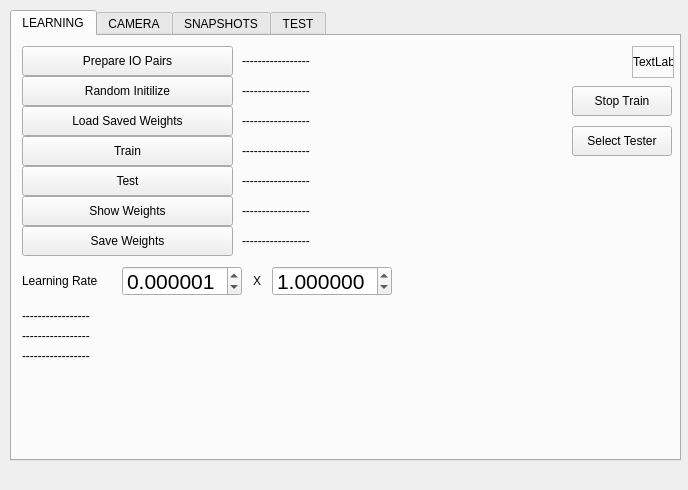
ahmetcihan/hand_recognition, file mainwindow.ui: the form before one commit.
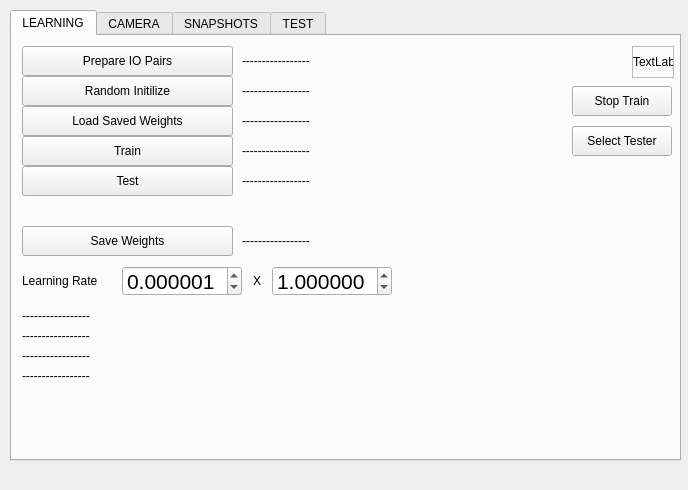
The form after the commit.

What changed in the file:
```diff
--- a/mainwindow.ui
+++ b/mainwindow.ui
@@ -121,32 +121,6 @@
        <string>-----------------</string>
       </property>
      </widget>
-     <widget class="QLabel" name="label_76800_1024_1024_6_show_weights">
-      <property name="geometry">
-       <rect>
-        <x>230</x>
-        <y>160</y>
-        <width>200</width>
-        <height>30</height>
-       </rect>
-      </property>
-      <property name="text">
-       <string>-----------------</string>
-      </property>
-     </widget>
-     <widget class="QPushButton" name="pushButton_76800_1024_1024_6_show_weights">
-      <property name="geometry">
-       <rect>
-        <x>10</x>
-        <y>160</y>
-        <width>211</width>
-        <height>30</height>
-       </rect>
-      </property>
-      <property name="text">
-       <string>Show Weights</string>
-      </property>
-     </widget>
      <widget class="QLabel" name="label_hand_two_2">
       <property name="geometry">
        <rect>
@@ -389,6 +363,19 @@
        <string>Select Tester</string>
       </property>
      </widget>
+     <widget class="QLabel" name="label_76800_1024_1024_6_train_status_4">
+      <property name="geometry">
+       <rect>
+        <x>10</x>
+        <y>330</y>
+        <width>500</width>
+        <height>20</height>
+       </rect>
+      </property>
+      <property name="text">
+       <string>-----------------</string>
+      </property>
+     </widget>
     </widget>
     <widget class="QWidget" name="tab_2">
      <attribute name="title">
```
